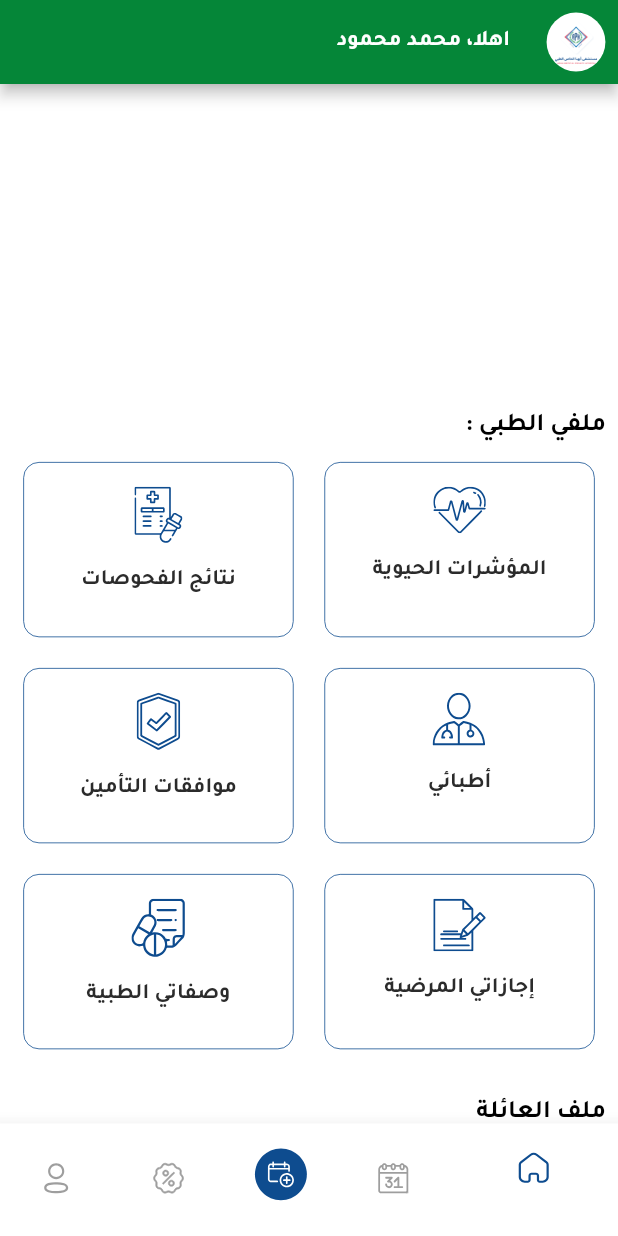
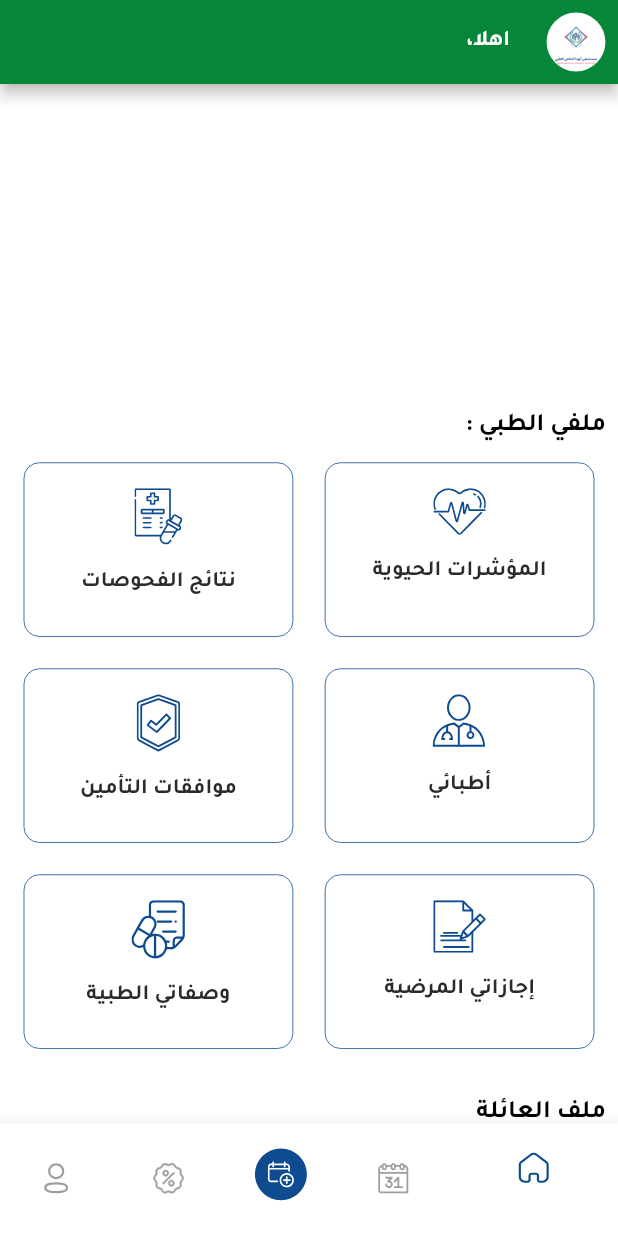
Before and after one commit to HodaTabasi/aphaa, a Flutter app: the ButtomNavigations screen opened by its route, on a phone screen of 412 x 824 dp. Run offline on Flutter 3.47's test engine with Material 2 defaults, Android fonts, the phone set to English and light mode, and no system bars; our stand-ins replace another_flushbar, avatar_glow, connectivity_plus, firebase_auth, firebase_core, flutter_calendar_carousel and 8 more; missing offline and left inert: flutter_paytabs_bridge, number_pagination; accounts and stored records are empty; generated files the repository leaves out were written again; network calls fail.

Commit message:
some issue

```diff
--- a/lib/api/controllers/App_api_controller.dart
+++ b/lib/api/controllers/App_api_controller.dart
@@ -6,6 +6,7 @@ import 'package:aphaa_app/model/doctor.dart';
 import 'package:aphaa_app/model/offer.dart';
 import 'package:http/http.dart' as http;
 
+import '../../get/change_name_getx_controller.dart';
 import '../../model/SocialContact.dart';
 import '../../model/api_response.dart';
 import '../../preferences/shared_pref_controller.dart';
@@ -97,6 +98,7 @@ class AppApiController with ApiHelper {
         var jsonObject = jsonResponse['items'];
         Patient student = Patient.fromJson(jsonObject);
         SharedPrefController().saveWithoutToken(student: student);
+        ChangeGetxController.to.changeName(student.firstName, student.lastName);
       }
       return ApiResponse(
           message: jsonResponse['message'], success: jsonResponse['status']);
--- a/lib/api/controllers/auth_api_controller.dart
+++ b/lib/api/controllers/auth_api_controller.dart
@@ -4,6 +4,7 @@ import 'dart:io';
 import 'package:aphaa_app/model/Patient.dart';
 import 'package:http/http.dart' as http;
 
+import '../../get/change_name_getx_controller.dart';
 import '../../model/api_response.dart';
 import '../../preferences/shared_pref_controller.dart';
 import '../api_helper.dart';
@@ -11,6 +12,8 @@ import '../api_settings.dart';
 
 class AuthApiController with ApiHelper {
   Future<ApiResponse> register({Patient? student,flag = false}) async {
+    // print("dfs ${student!.p_code}");
+    // print(flag);
     // print(student);
     // print(student!.payingType);
     // print(student.identityNumber);
@@ -48,6 +51,7 @@ class AuthApiController with ApiHelper {
         Patient student = Patient.fromJson(jsonObject);
         SharedPrefController().save(student: student);
         SharedPrefController().setValuePCode(pCode: jsonObject["p_code"]);
+        ChangeGetxController.to.changeName(student.firstName, student.lastName);
       }
       return ApiResponse(
           message: jsonResponse['message'], success: jsonResponse['status']??false);
@@ -72,6 +76,7 @@ class AuthApiController with ApiHelper {
         SharedPrefController().setPassword(password);
         SharedPrefController().save(student: student);
         SharedPrefController().setValuePCode(pCode:student.p_code!);
+        ChangeGetxController.to.changeName(student.firstName, student.lastName);
       }
       return ApiResponse(
         message: jsonResponse['message'],
--- a/lib/firebase/fb_auth_controller.dart
+++ b/lib/firebase/fb_auth_controller.dart
@@ -111,7 +111,7 @@ class FireBaseAuthController with Helpers1{
 
     await _fbAuth.verifyPhoneNumber(
       /// Make sure to prefix with your country code
-      phoneNumber: "+972$userPhone" ,
+      phoneNumber: "+970$userPhone" ,
       /// `seconds` didn't work. The underlying implementation code only reads in `millisenconds`
       // timeout: Duration(milliseconds: 10000),
       timeout: const Duration(seconds: 120),
--- /dev/null
+++ b/lib/get/change_name_getx_controller.dart
@@ -0,0 +1,26 @@
+import 'package:aphaa_app/model/Clinic.dart';
+import 'package:flutter/material.dart';
+import 'package:flutter_screenutil/flutter_screenutil.dart';
+import 'package:get/get.dart';
+
+import '../api/controllers/hospital_controller.dart';
+import '../helper/nerwork_connectivity.dart';
+import '../model/Pages.dart';
+import '../model/allDocResponse.dart';
+import '../model/doctor.dart';
+
+class ChangeGetxController extends GetxController {
+
+  static ChangeGetxController get to =>
+      Get.find<ChangeGetxController>();
+
+  RxString firstName = "".obs;
+  RxString lastName ="".obs;
+
+  changeName(firstName,lastName){
+    this.firstName.value = firstName;
+    this.lastName.value = lastName;
+  }
+
+  get getName => "${firstName.value} ${lastName.value}";
+}
--- a/lib/main.dart
+++ b/lib/main.dart
@@ -15,6 +15,7 @@ import 'package:flutter/material.dart';
 import 'package:flutter_screenutil/flutter_screenutil.dart';
 import 'package:get/get.dart';
 
+import 'get/change_name_getx_controller.dart';
 import 'get/language_getx_controller.dart';
 import 'helper/SizeConfig.dart';
 import 'helper/constant.dart';
@@ -52,6 +53,8 @@ class MyApp extends StatelessWidget {
 
   final DoctorGetxController doctorGetxController =
   Get.put<DoctorGetxController>(DoctorGetxController());
+  final ChangeGetxController changeGetxController =
+  Get.put<ChangeGetxController>(ChangeGetxController());
 
   // This widget is the root of your application.
   @override
--- a/lib/screens/auth/create_account1/create_account_next1.dart
+++ b/lib/screens/auth/create_account1/create_account_next1.dart
@@ -271,7 +271,7 @@ class _CreateAccountNext1State extends State<CreateAccountNext1>
     }
 
     FireBaseAuthController().verifyPhoneNumber1(
-        context: context, userPhone: 0597046766,flag :NewAccountGetxController.to.flag);
+        context: context, userPhone: 568828102,flag :NewAccountGetxController.to.flag);
 
     // print(NewAccountGetxController.to.patient);
     // print(NewAccountGetxController.to.patient.insuranceDate);
--- a/lib/screens/drawer_screens/buttom_navication.dart
+++ b/lib/screens/drawer_screens/buttom_navication.dart
@@ -3,7 +3,9 @@ import 'package:aphaa_app/screens/drawer_screens/profile/profile_screen.dart';
 import 'package:flutter/material.dart';
 import 'package:flutter_screenutil/flutter_screenutil.dart';
 import 'package:flutter_svg/svg.dart';
+import 'package:get/get.dart';
 
+import '../../get/change_name_getx_controller.dart';
 import '../in_level_screen/recordbookings/RecordBooking.dart';
 import 'Booking/my_appointment_booking.dart';
 import 'home_screen/home_screen.dart';
@@ -41,6 +43,9 @@ class _ButtomNavigationsState extends State<ButtomNavigations> {
       AppLocalizations.of(context)!.profile_personly,
     ];
 
+    return GetX<ChangeGetxController>(
+
+      builder: (controller) {
         return Scaffold(
             backgroundColor: Colors.white,
             appBar: pageIndex == 0?AppBar(
@@ -77,7 +82,7 @@ class _ButtomNavigationsState extends State<ButtomNavigations> {
                       fontFamily: 'Tajawal'),
                   children: [
                     TextSpan(
-                  text: 'محمد محمود',
+                      text: '${controller.getName}',
                       style: TextStyle(
                           fontWeight: FontWeight.w800,
                           color: Colors.white,
@@ -162,5 +167,8 @@ class _ButtomNavigationsState extends State<ButtomNavigations> {
               ),
             )
         );
+      },
+
+    );
   }
 }
--- a/lib/screens/drawer_screens/home_screen/my_medical_file_item.dart
+++ b/lib/screens/drawer_screens/home_screen/my_medical_file_item.dart
@@ -27,8 +27,8 @@ class MyMedicalFileItem extends StatelessWidget {
           //   ),
           // ],
         ),
-        padding: EdgeInsets.all(16),
-        margin:  EdgeInsets.all(5),
+        padding: EdgeInsets.all(16.r),
+        margin:  EdgeInsets.all(5.r),
         child: Column(
           children: [
             // Spacer(),
@@ -39,13 +39,15 @@ class MyMedicalFileItem extends StatelessWidget {
              SizedBox(
               height: 15.h,
             ),
-            Text(name,
+            FittedBox(
+              child: Text(name,
                 style:  TextStyle(
                   color: Color(0xff2B2B2B),
                   fontSize: 14.sp,
                   fontFamily: 'Tajawal',
                   fontWeight: FontWeight.w600,
                 ),),
+            ),
 
             // Spacer(),
           ],
--- a/lib/screens/in_level_screen/payment_record/payment_screen_item.dart
+++ b/lib/screens/in_level_screen/payment_record/payment_screen_item.dart
@@ -13,7 +13,8 @@ class PaymentScreenItem extends StatelessWidget {
     return Stack(
         // fit: StackFit.expand,
         children: [
-          Container(
+          FittedBox(
+            child: Container(
               // width: MediaQuery.of(context).size.width - 50,
               height: 160.h,
               padding: EdgeInsets.only(left: 16.r, right: 16.r, top: 12.r, bottom: 10.r),
@@ -26,6 +27,8 @@ class PaymentScreenItem extends StatelessWidget {
                 border: Border.all(color: Color(0xff0E4C8F), width: 0.5.w),
               ),
               child: Column(
+                mainAxisAlignment: MainAxisAlignment.start,
+                crossAxisAlignment: CrossAxisAlignment.start,
                 children: [
                   Row(
                     mainAxisAlignment: MainAxisAlignment.spaceBetween,
@@ -184,6 +187,7 @@ class PaymentScreenItem extends StatelessWidget {
                 ],
               ),
             ),
+          ),
           Positioned(
             // right: 0,
             bottom: 0,
--- a/lib/screens/in_level_screen/recordbookings/scedual_booking.dart
+++ b/lib/screens/in_level_screen/recordbookings/scedual_booking.dart
@@ -20,7 +20,8 @@ class ScedualBookingItem extends StatelessWidget {
       child: Column(
         crossAxisAlignment: CrossAxisAlignment.start,
         children: [
-          Row(
+          FittedBox(
+            child: Row(
               mainAxisAlignment: MainAxisAlignment.spaceBetween,
               children: [
                 Padding(
@@ -73,6 +74,7 @@ class ScedualBookingItem extends StatelessWidget {
                   ),
                 ),
               ],
+            ),
           ),
           Column(
             crossAxisAlignment: CrossAxisAlignment.start,
--- a/lib/screens/main_screens/open_medocal/opening_medical_file.dart
+++ b/lib/screens/main_screens/open_medocal/opening_medical_file.dart
@@ -212,9 +212,9 @@ class _OpeningMedicalFileState extends State<OpeningMedicalFile> with Helpers, m
       Navigator.pop(context);
       NewAccountGetxController.to.fileData = apiResponse.object;
       NewAccountGetxController.to.fromOpenFile = true;
-      Navigator.pushNamed(context, NewAccountFirst.routeName);
-      // showAlertDialog(context);
-    }else {
+      // Navigator.pushNamed(context, NewAccountFirst.routeName);
+      showAlertDialog(context);
+    } else {
       Navigator.pop(context);
     }
 
--- a/lib/screens/main_screens/otp/otp_form.dart
+++ b/lib/screens/main_screens/otp/otp_form.dart
@@ -45,6 +45,7 @@ class _OtpFormState extends State<OtpForm> {
 
   @override
   Widget build(BuildContext context) {
+    SizeConfig().init(context);
     return Form(
       child: Column(
         children: [
--- a/lib/screens/main_screens/quick_services/login_button/log_name.dart
+++ b/lib/screens/main_screens/quick_services/login_button/log_name.dart
@@ -13,10 +13,10 @@ class GeneratedWidget394 extends StatelessWidget {
       overflow: TextOverflow.visible,
       textAlign: TextAlign.right,
       style: TextStyle(
-        height: 2.0.h,
-        fontSize: 15.0.sp,
+        height: 1.5.h,
+        fontSize: 12.0.sp,
         fontFamily: 'Tajawal',
-        fontWeight: FontWeight.w700,
+        fontWeight: FontWeight.w600,
         color: Color.fromARGB(255, 44, 44, 44),
 
         /* letterSpacing: 0.0, */
--- a/lib/screens/main_screens/quick_services/or_widget.dart
+++ b/lib/screens/main_screens/quick_services/or_widget.dart
@@ -9,8 +9,8 @@ class OrWidget extends StatelessWidget {
   @override
   Widget build(BuildContext context) {
     return Container(
-      width: 50.w,
-      height: 50.h,
+      width: 45.w,
+      height: 45.h,
       decoration: BoxDecoration(
           color: Color(0xFF0D2784),
           shape: BoxShape.rectangle,
@@ -20,7 +20,7 @@ class OrWidget extends StatelessWidget {
         AppLocalizations.of(context)!.or,
         style:  TextStyle(
           color: Colors.white,
-          fontSize: 16.sp,
+          fontSize: 14.sp,
           fontFamily: 'Tajawal',
           fontWeight: FontWeight.bold,
         ),
--- a/lib/screens/main_screens/quick_services/register_button/GeneratedWidget395.dart
+++ b/lib/screens/main_screens/quick_services/register_button/GeneratedWidget395.dart
@@ -13,10 +13,10 @@ class GeneratedWidget395 extends StatelessWidget {
       overflow: TextOverflow.visible,
       textAlign: TextAlign.right,
       style: TextStyle(
-        height: 2.0.h,
-        fontSize: 15.0.sp,
+        height: 1.5.h,
+        fontSize: 12.0.sp,
         fontFamily: 'Tajawal',
-        fontWeight: FontWeight.w700,
+        fontWeight: FontWeight.w600,
         color: Color.fromARGB(255, 44, 44, 44),
 
         /* letterSpacing: 0.0, */
--- a/lib/screens/main_screens/quick_services/service_item.dart
+++ b/lib/screens/main_screens/quick_services/service_item.dart
@@ -43,13 +43,13 @@ class ServiceItem extends StatelessWidget {
               child: Text(name,
                 style:  TextStyle(
                 color: Colors.black,
-                fontSize: 15.sp,
+                fontSize: 14.sp,
                 fontFamily: 'Tajawal',
                 fontWeight: FontWeight.bold,
               ),textAlign: TextAlign.center),
             ),
              SizedBox(
-              height: 15.h,
+              height: 8.h,
             ),
             Text(decration,
               style:  TextStyle(
```
Also changed, not shown: lib/general/NewWidgetNetworkFirst.dart (+10 -6 lines), lib/screens/in_level_screen/family/familly_item.dart (+17 -13 lines), lib/screens/in_level_screen/medical_recipes/medical_item.dart (+3 -5 lines), lib/screens/in_level_screen/vital_signs/vital_item.dart (+6 -2 lines). Lines whose indentation alone changed are shown as unchanged.
